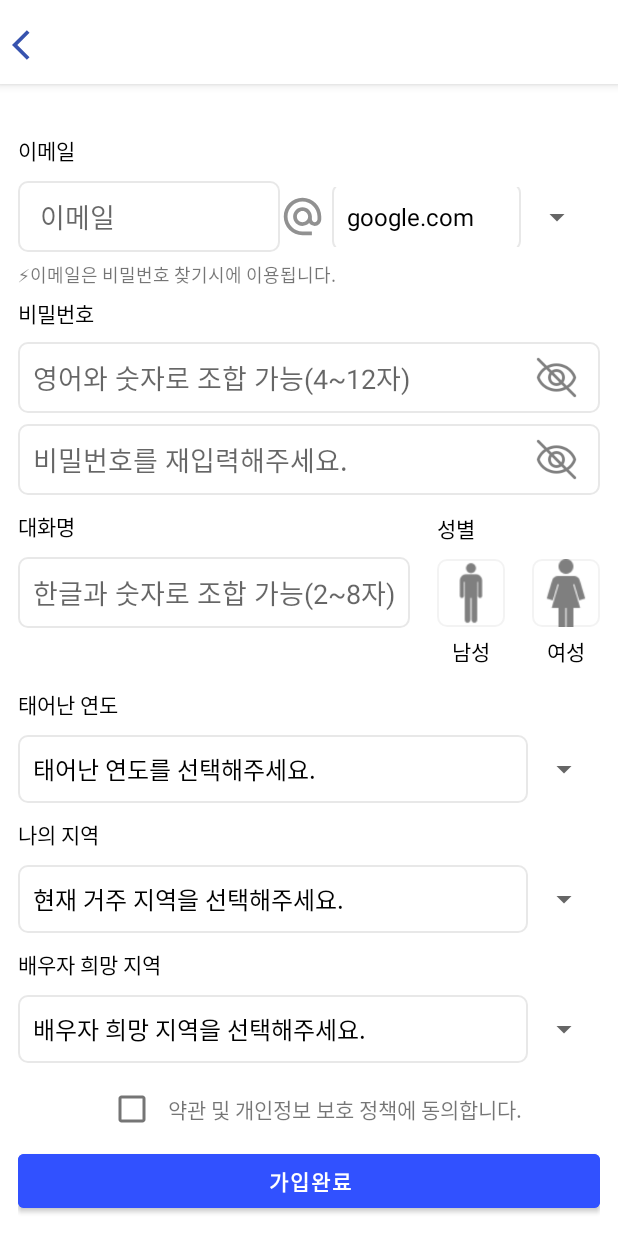
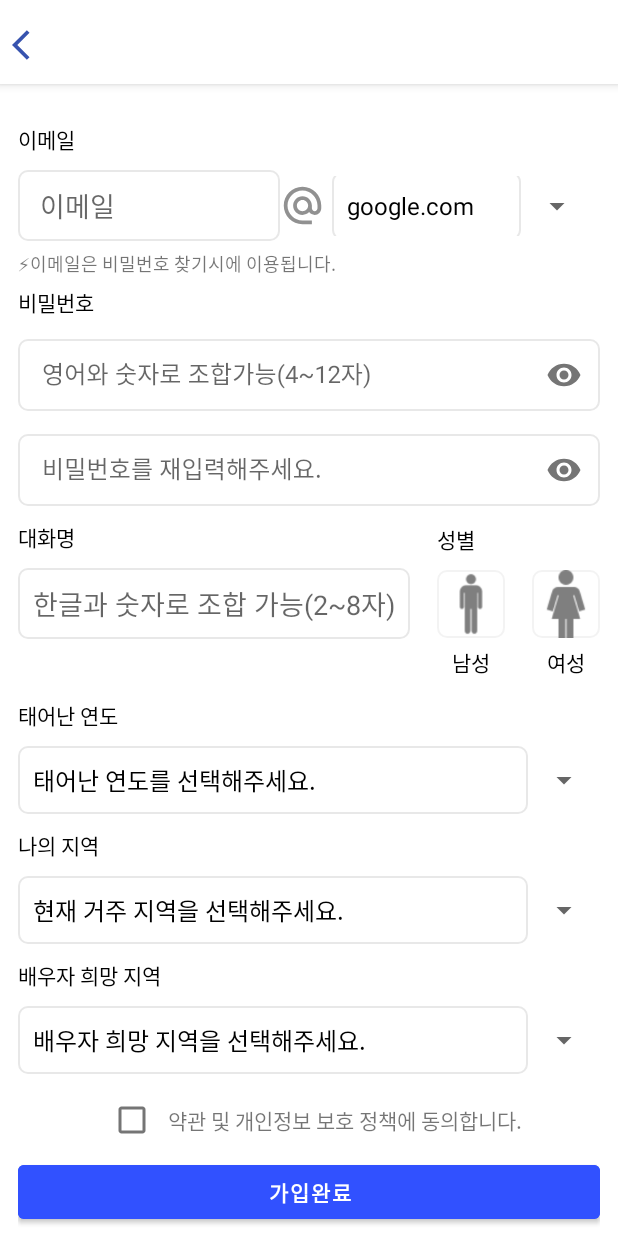
Before and after one commit to ujin-Bang/modoohealing, an Android app: the SignUpActivity screen opened directly, with no data from a screen before it, on a phone screen of 412 x 824 dp. Run offline under Robolectric (Android 15) with nearby library versions, the phone set to English and light mode, and no system bars; our stand-ins replace data binding.

Commit message:
회원가입화면 작업중 - 페스워드 눈 보이게,안보이게 기능 추가 : Textinputlayout

```diff
--- a/app/src/main/java/com/modoohealing/modo/SignUpActivity.kt
+++ b/app/src/main/java/com/modoohealing/modo/SignUpActivity.kt
@@ -3,7 +3,8 @@ package com.modoohealing.modo
 import android.annotation.SuppressLint
 import android.content.DialogInterface
 import android.os.Bundle
-import android.util.Log
+import android.text.InputType
+import android.view.MotionEvent
 import android.view.View
 import android.widget.AdapterView
 import android.widget.ArrayAdapter
@@ -22,6 +23,7 @@ class SignUpActivity : BaseActivity() {
         setValues()
     }
 
+    @SuppressLint("ClickableViewAccessibility")
     override fun setupEvents() {
 
         btnBack.setOnClickListener {
@@ -36,6 +38,7 @@ class SignUpActivity : BaseActivity() {
                 .create()
             alert.show()
         }
+
 
         spinnerEmail()
         spinnerBirthYear()
--- a/app/src/main/res/layout/activity_sign_up.xml
+++ b/app/src/main/res/layout/activity_sign_up.xml
@@ -111,53 +111,50 @@
                         app:layout_constraintStart_toStartOf="parent"
                         app:layout_constraintTop_toBottomOf="@id/edtEmail" />
 
-                    <EditText
-                        android:id="@+id/edtPw"
+                    <com.google.android.material.textfield.TextInputLayout
+                        android:id="@+id/edtPwLayout"
+                        style="@style/Widget.MaterialComponents.TextInputLayout.OutlinedBox"
                         android:layout_width="0dp"
                         android:layout_height="wrap_content"
+                        app:passwordToggleEnabled="true"
                         android:layout_marginTop="60dp"
-                        android:background="@drawable/siginup_edittext_background"
-                        android:hint="@string/pwhint"
-                        android:inputType="textPassword"
-                        android:padding="10dp"
                         app:layout_constraintEnd_toEndOf="parent"
                         app:layout_constraintStart_toStartOf="parent"
-                        app:layout_constraintTop_toBottomOf="@id/edtEmail" />
+                        app:layout_constraintTop_toBottomOf="@id/edtEmail">
 
-                    <ImageView
-                        android:layout_width="30dp"
-                        android:layout_height="30dp"
-                        android:layout_marginStart="330dp"
-                        android:alpha="0.5"
-                        android:src="@drawable/close_eye_icon"
-                        app:layout_constraintBottom_toBottomOf="@id/edtPw"
-                        app:layout_constraintEnd_toEndOf="@id/edtPw"
-                        app:layout_constraintStart_toStartOf="@id/edtPw"
-                        app:layout_constraintTop_toTopOf="@id/edtPw" />
+                        <EditText
+                            android:id="@+id/edtPw"
+                            android:layout_width="match_parent"
+                            android:layout_height="wrap_content"
+                            android:padding="10dp"
+                            android:maxLength="12"
+                            android:hint="영어와 숫자로 조합가능(4~12자)"
+                            android:background="@drawable/siginup_edittext_background"
+                            android:inputType="textPassword" />
+                    </com.google.android.material.textfield.TextInputLayout>
 
-                    <EditText
-                        android:id="@+id/edtRePw"
+                    <com.google.android.material.textfield.TextInputLayout
+                        android:id="@+id/edtRePwLayout"
+                        style="@style/Widget.MaterialComponents.TextInputLayout.OutlinedBox"
                         android:layout_width="0dp"
+                        android:layout_marginTop="10dp"
                         android:layout_height="wrap_content"
-                        android:layout_marginTop="7dp"
-                        android:background="@drawable/siginup_edittext_background"
-                        android:hint="@string/pwhintre"
-                        android:inputType="textPassword"
-                        android:padding="10dp"
+                        app:passwordToggleEnabled="true"
                         app:layout_constraintEnd_toEndOf="parent"
                         app:layout_constraintStart_toStartOf="parent"
-                        app:layout_constraintTop_toBottomOf="@id/edtPw" />
+                        app:layout_constraintTop_toBottomOf="@id/edtPwLayout">
 
-                    <ImageView
-                        android:layout_width="30dp"
-                        android:layout_height="30dp"
-                        android:layout_marginStart="330dp"
-                        android:alpha="0.5"
-                        android:src="@drawable/close_eye_icon"
-                        app:layout_constraintBottom_toBottomOf="@id/edtRePw"
-                        app:layout_constraintEnd_toEndOf="@id/edtRePw"
-                        app:layout_constraintStart_toStartOf="@id/edtRePw"
-                        app:layout_constraintTop_toTopOf="@id/edtRePw" />
+                        <EditText
+                            android:id="@+id/edtRePw"
+                            android:layout_width="match_parent"
+                            android:layout_height="wrap_content"
+                            android:padding="10dp"
+                            android:hint="비밀번호를 재입력해주세요."
+                            android:background="@drawable/siginup_edittext_background"
+                            android:inputType="textPassword" />
+                    </com.google.android.material.textfield.TextInputLayout>
+
+
 
                     <TextView
                         android:id="@+id/txtNickname"
@@ -167,7 +164,7 @@
                         android:text="@string/nickname"
                         android:textColor="@color/black"
                         app:layout_constraintStart_toStartOf="parent"
-                        app:layout_constraintTop_toBottomOf="@id/edtRePw" />
+                        app:layout_constraintTop_toBottomOf="@id/edtRePwLayout" />
 
                     <EditText
                         android:id="@+id/edtNickname"
--- a/app/src/main/res/values/themes.xml
+++ b/app/src/main/res/values/themes.xml
@@ -2,7 +2,7 @@
     <!-- Base application theme. -->
     <style name="Theme.Modoohealing" parent="Theme.MaterialComponents.DayNight.DarkActionBar">
         <!-- Primary brand color. -->
-        <item name="colorPrimary">@color/purple_500</item>
+        <item name="colorPrimary">@color/teal_200</item>
         <item name="colorPrimaryVariant">@color/purple_700</item>
         <item name="colorOnPrimary">@color/white</item>
         <!-- Secondary brand color. -->
@@ -19,4 +19,17 @@
     </style>
     <style name="Theme.Modoohealing.AppBarOverlay" parent="ThemeOverlay.AppCompat.Dark.ActionBar" />
     <style name="Theme.Modoohealing.PopupOverlay" parent="ThemeOverlay.AppCompat.Light" />
+
+
+    <style name="EditTextGreyStyle" parent="Widget.Design.TextInputLayout"> // important : parent 를 이것으로.
+
+
+        <item name="hintTextColor">#3E3E3E</item>   // floating hint 색
+
+        <item name="helperText">#FA4D3B</item> // xml 에서 한 속성을 여기서도 할 수 있습니다.
+        <item name="helperTextTextColor">#FA4D3B</item>
+
+        <item name="errorTextColor">#FA4D3B</item>
+
+    </style>
 </resources>
```
